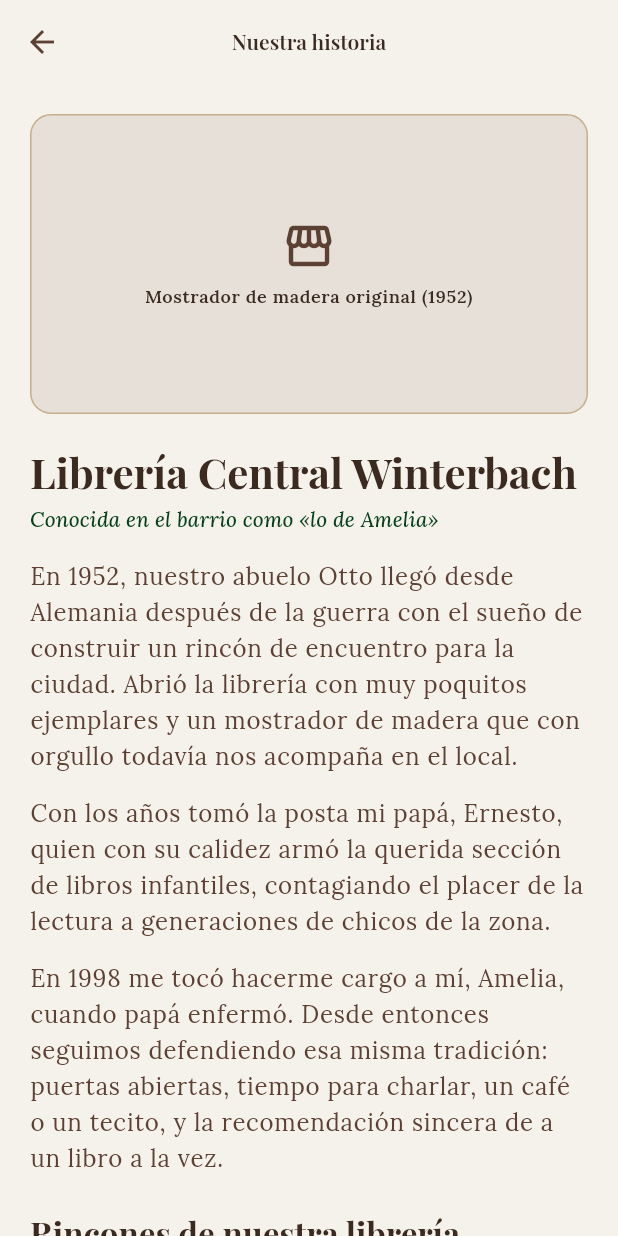
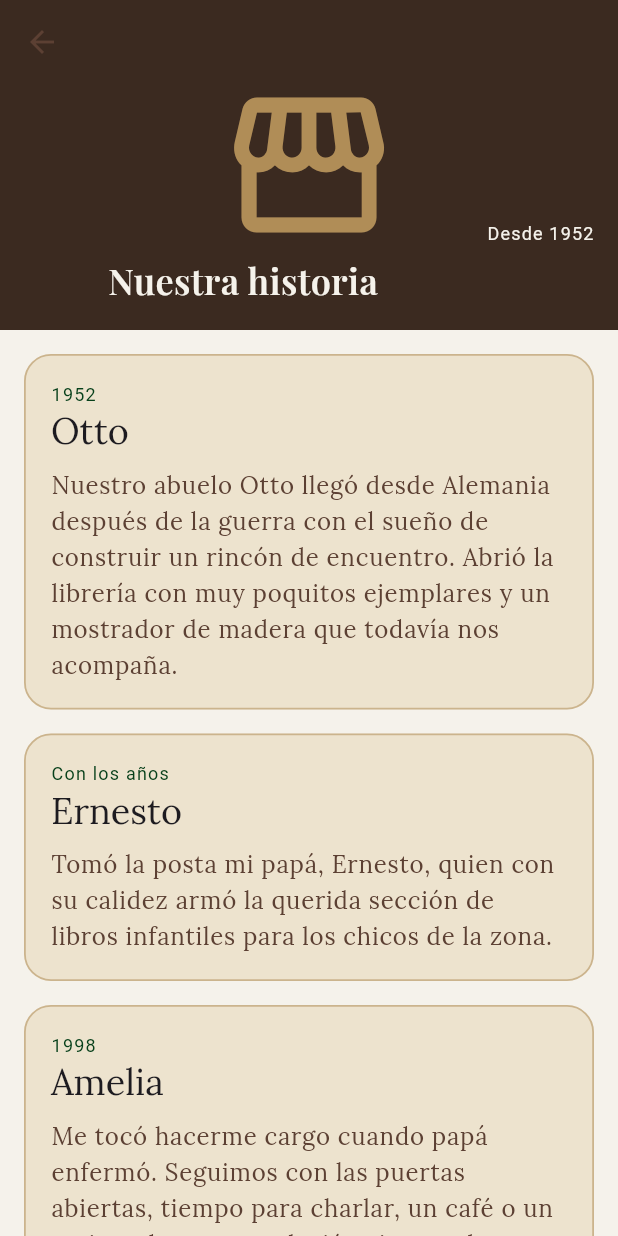
Before and after one commit to LucianoMalancaTorrez/libreria-central, a Flutter app: the MasScreen screen opened directly, after a tap on "Nuestra historia", on a phone screen of 412 x 824 dp. Run offline on Flutter 3.47's test engine with Material 3 defaults, Android fonts, the phone set to English and light mode, and no system bars; our stand-ins replace cloud_firestore, connectivity_plus, firebase_auth, firebase_core, flutter_local_notifications, google_fonts and 3 more; missing offline and left inert: workmanager; accounts and stored records are empty.

Commit message:
Historia renovada, orden del catálogo, tamaño de letra y documentación
Co-Authored-By: Claude Sonnet 5.5 <noreply@anthropic.com>

```diff
--- a/lib/app/app.dart
+++ b/lib/app/app.dart
@@ -35,10 +35,9 @@ class _LibreriaAppState extends State<LibreriaApp> {
           listenable: _servicios.ajustes,
           builder: (context, _) {
             final media = MediaQuery.of(context);
-            // "Letra grande" agranda el texto sobre lo que ya pida el sistema.
+            // La letra elegida se suma a la que ya pida el sistema.
             final escala =
-                media.textScaler.scale(1) *
-                (_servicios.ajustes.letraGrande ? 1.25 : 1);
+                media.textScaler.scale(1) * _servicios.ajustes.escalaLetra;
             return MediaQuery(
               data: media.copyWith(textScaler: TextScaler.linear(escala)),
               child: child!,
--- a/lib/presentation/ajustes/mas_screen.dart
+++ b/lib/presentation/ajustes/mas_screen.dart
@@ -1,11 +1,12 @@
 /// Resto de las secciones y las preferencias de accesibilidad.
 library;
 
-import 'package:libreria/presentation/admin/admin_screen.dart';
 import 'package:flutter/material.dart';
 import 'package:libreria/app/dependencias.dart';
 import 'package:libreria/core/widgets/responsive_center.dart';
+import 'package:libreria/presentation/admin/admin_screen.dart';
 import 'package:libreria/presentation/ajustes/privacidad_screen.dart';
+import 'package:libreria/presentation/ajustes/widgets/control_letra.dart';
 import 'package:libreria/presentation/escuelas/escuelas_screen.dart';
 import 'package:libreria/presentation/eventos/eventos_screen.dart';
 import 'package:libreria/presentation/historia/historia_screen.dart';
@@ -17,7 +18,6 @@ class MasScreen extends StatelessWidget {
   @override
   Widget build(BuildContext context) {
     final servicios = Dependencias.of(context);
-    final ajustes = servicios.ajustes;
     final secciones = <(IconData, String, Widget)>[
       (Icons.event, 'Club de lectura', const EventosScreen()),
       (Icons.school_outlined, 'Convenios con escuelas', const EscuelasScreen()),
@@ -36,15 +36,7 @@ class MasScreen extends StatelessWidget {
       body: ResponsiveCenter(
         child: ListView(
           children: [
-            ListenableBuilder(
-              listenable: ajustes,
-              builder: (context, _) => SwitchListTile(
-                secondary: const Icon(Icons.format_size),
-                title: const Text('Letra grande'),
-                value: ajustes.letraGrande,
-                onChanged: ajustes.cambiarLetraGrande,
-              ),
-            ),
+            ControlLetra(ajustes: servicios.ajustes),
             const Divider(),
             for (final (icono, titulo, pantalla) in secciones)
               ListTile(
--- a/lib/presentation/ajustes/privacidad_screen.dart
+++ b/lib/presentation/ajustes/privacidad_screen.dart
@@ -15,7 +15,7 @@ class PrivacidadScreen extends StatelessWidget {
     ),
     (
       'Qué se guarda en tu dispositivo',
-      'Tu lista de libros, la opción de letra grande y si querés avisos. '
+      'Tu lista de libros, el tamaño de letra y si querés avisos. '
           'Podés borrar la lista cuando quieras.',
     ),
     (
--- a/lib/presentation/ajustes/viewmodels/ajustes_view_model.dart
+++ b/lib/presentation/ajustes/viewmodels/ajustes_view_model.dart
@@ -2,28 +2,41 @@ import 'package:flutter/foundation.dart';
 import 'package:libreria/core/services/avisos.dart';
 import 'package:libreria/domain/repositories/preferencias_repository.dart';
 
-/// Preferencias de la persona: letra grande y avisos del club de lectura.
+/// Preferencias de la persona: tamaño de letra y avisos del club de lectura.
 class AjustesViewModel extends ChangeNotifier {
   AjustesViewModel(this._preferencias, this._avisos);
 
+  static const _escalas = [1.0, 1.2, 1.4];
+
   final PreferenciasRepository _preferencias;
   final ServicioAvisos _avisos;
-  bool _letraGrande = false;
+  int _tamanoLetra = 0;
   bool _avisosClub = false;
 
-  bool get letraGrande => _letraGrande;
+  /// 0 normal, 1 grande, 2 muy grande.
+  int get tamanoLetra => _tamanoLetra;
+  double get escalaLetra => _escalas[_tamanoLetra];
   bool get avisosClub => _avisosClub;
 
   Future<void> cargar() async {
-    _letraGrande = await _preferencias.leerBool('letra_grande');
+    // Se guarda como dos marcas para reutilizar el repositorio de booleanos.
+    final grande = await _preferencias.leerBool('letra_grande');
+    final muyGrande = await _preferencias.leerBool('letra_muy_grande');
+    _tamanoLetra = muyGrande
+        ? 2
+        : grande
+        ? 1
+        : 0;
     _avisosClub = await _preferencias.leerBool('avisos_club');
     notifyListeners();
   }
 
-  Future<void> cambiarLetraGrande(bool valor) async {
-    _letraGrande = valor;
+  Future<void> cambiarTamanoLetra(int tamano) async {
+    if (tamano == _tamanoLetra) return;
+    _tamanoLetra = tamano;
     notifyListeners();
-    await _preferencias.guardarBool('letra_grande', valor);
+    await _preferencias.guardarBool('letra_grande', tamano == 1);
+    await _preferencias.guardarBool('letra_muy_grande', tamano == 2);
   }
 
   /// Pide el permiso solo cuando la persona activa los avisos.
--- /dev/null
+++ b/lib/presentation/ajustes/widgets/control_letra.dart
@@ -0,0 +1,32 @@
+import 'package:flutter/material.dart';
+import 'package:libreria/presentation/ajustes/viewmodels/ajustes_view_model.dart';
+
+/// Tamaño de letra de toda la app.
+class ControlLetra extends StatelessWidget {
+  const ControlLetra({super.key, required this.ajustes});
+
+  final AjustesViewModel ajustes;
+
+  static const _nombres = ['Normal', 'Grande', 'Muy grande'];
+
+  @override
+  Widget build(BuildContext context) {
+    return ListenableBuilder(
+      listenable: ajustes,
+      builder: (context, _) {
+        final nombre = _nombres[ajustes.tamanoLetra];
+        return ListTile(
+          leading: const Icon(Icons.format_size),
+          title: Text('Tamaño de letra: $nombre'),
+          subtitle: Slider(
+            value: ajustes.tamanoLetra.toDouble(),
+            max: 2,
+            divisions: 2,
+            label: nombre,
+            onChanged: (v) => ajustes.cambiarTamanoLetra(v.round()),
+          ),
+        );
+      },
+    );
+  }
+}
--- a/lib/presentation/catalogo/catalogo_screen.dart
+++ b/lib/presentation/catalogo/catalogo_screen.dart
@@ -9,6 +9,7 @@ import 'package:libreria/core/widgets/vista_estado.dart';
 import 'package:libreria/presentation/catalogo/viewmodels/catalogo_view_model.dart';
 import 'package:libreria/presentation/catalogo/widgets/carrusel_destacados.dart';
 import 'package:libreria/presentation/catalogo/widgets/filtros_catalogo.dart';
+import 'package:libreria/presentation/catalogo/widgets/menu_orden.dart';
 import 'package:libreria/presentation/catalogo/widgets/resultados_catalogo.dart';
 
 class CatalogoScreen extends StatefulWidget {
@@ -32,7 +33,10 @@ class _CatalogoScreenState extends State<CatalogoScreen> {
   @override
   Widget build(BuildContext context) {
     return Scaffold(
-      appBar: AppBar(title: const Text('Catálogo')),
+      appBar: AppBar(
+        title: const Text('Catálogo'),
+        actions: [MenuOrden(viewModel: _viewModel)],
+      ),
       body: ResponsiveCenter(
         maxWidth: 900,
         child: Column(
--- a/lib/presentation/historia/historia_screen.dart
+++ b/lib/presentation/historia/historia_screen.dart
@@ -1,83 +1,66 @@
 /// Historia real de la librería, según los recuerdos de Amelia Winterbach:
-/// - Otto Winterbach (abuelo): abrió en 1952 con pocos libros y el mostrador de madera.
-/// - Ernesto Winterbach (padre): armó la sección de libros infantiles.
-/// - Amelia Winterbach: a cargo desde 1998 cuidando el espíritu del barrio.
+/// Otto abrió en 1952, Ernesto armó la sección infantil y Amelia está a cargo
+/// desde 1998.
 library;
 
 import 'package:flutter/material.dart';
 import 'package:libreria/core/theme/app_theme.dart';
 import 'package:libreria/core/widgets/responsive_center.dart';
+import 'package:libreria/presentation/historia/widgets/encabezado_historia.dart';
+import 'package:libreria/presentation/historia/widgets/etapa_historia.dart';
 import 'package:libreria/presentation/historia/widgets/foto_placeholder.dart';
 
 class HistoriaScreen extends StatelessWidget {
   const HistoriaScreen({super.key});
 
+  static const _etapas = <(String, String, String)>[
+    (
+      '1952',
+      'Otto',
+      'Nuestro abuelo Otto llegó desde Alemania después de la guerra con el '
+          'sueño de construir un rincón de encuentro. Abrió la librería con muy '
+          'poquitos ejemplares y un mostrador de madera que todavía nos '
+          'acompaña.',
+    ),
+    (
+      'Con los años',
+      'Ernesto',
+      'Tomó la posta mi papá, Ernesto, quien con su calidez armó la querida '
+          'sección de libros infantiles para los chicos de la zona.',
+    ),
+    (
+      '1998',
+      'Amelia',
+      'Me tocó hacerme cargo cuando papá enfermó. Seguimos con las puertas '
+          'abiertas, tiempo para charlar, un café o un tecito y la '
+          'recomendación sincera de a un libro a la vez.',
+    ),
+  ];
+
   @override
   Widget build(BuildContext context) {
-    final textTheme = Theme.of(context).textTheme;
-
     return Scaffold(
-      appBar: AppBar(title: const Text('Nuestra historia')),
       body: ResponsiveCenter(
-        child: ListView(
-          padding: const EdgeInsets.all(20),
-          children: [
-            const FotoPlaceholder(
-              alto: 200,
-              icono: Icons.storefront,
-              etiqueta: 'Mostrador de madera original (1952)',
+        // Slivers: el encabezado se achica a medida que se baja.
+        child: CustomScrollView(
+          slivers: [
+            const EncabezadoHistoria(),
+            SliverList.builder(
+              itemCount: _etapas.length,
+              itemBuilder: (context, i) {
+                final (anio, nombre, texto) = _etapas[i];
+                return EtapaHistoria(anio: anio, nombre: nombre, texto: texto);
+              },
             ),
-            const SizedBox(height: 20),
-            Text(
-              'Librería Central Winterbach',
-              style: textTheme.headlineMedium?.copyWith(
-                fontWeight: FontWeight.bold,
-                color: AppColors.leatherDeep,
-              ),
-            ),
-            const SizedBox(height: 4),
-            Text(
-              'Conocida en el barrio como «lo de Amelia»',
-              style: textTheme.titleSmall?.copyWith(
-                color: AppColors.bottleGreenDark,
-                fontStyle: FontStyle.italic,
-              ),
-            ),
-            const SizedBox(height: 16),
-            Text(
-              'En 1952, nuestro abuelo Otto llegó desde Alemania después de la guerra '
-              'con el sueño de construir un rincón de encuentro para la ciudad. Abrió la '
-              'librería con muy poquitos ejemplares y un mostrador de madera que con orgullo '
-              'todavía nos acompaña en el local.',
-              style: textTheme.bodyLarge,
-            ),
-            const SizedBox(height: 14),
-            Text(
-              'Con los años tomó la posta mi papá, Ernesto, quien con su calidez armó '
-              'la querida sección de libros infantiles, contagiando el placer de la lectura '
-              'a generaciones de chicos de la zona.',
-              style: textTheme.bodyLarge,
-            ),
-            const SizedBox(height: 14),
-            Text(
-              'En 1998 me tocó hacerme cargo a mí, Amelia, cuando papá enfermó. '
-              'Desde entonces seguimos defendiendo esa misma tradición: puertas abiertas, '
-              'tiempo para charlar, un café o un tecito, y la recomendación sincera de a un libro a la vez.',
-              style: textTheme.bodyLarge,
-            ),
-            const SizedBox(height: 24),
-            Text(
-              'Rincones de nuestra librería',
-              style: textTheme.titleLarge?.copyWith(
-                fontWeight: FontWeight.bold,
-              ),
-            ),
-            const SizedBox(height: 12),
-            const Row(
+            const SliverPadding(
+              padding: EdgeInsets.all(20),
+              sliver: SliverToBoxAdapter(
+                // PENDIENTE: reemplazar por las fotos reales del local.
+                child: Row(
                   children: [
                     Expanded(
                       child: FotoPlaceholder(
-                    alto: 130,
+                        alto: 140,
                         icono: Icons.person_outline,
                         etiqueta: 'Foto histórica: Don Otto',
                       ),
@@ -85,18 +68,23 @@ class HistoriaScreen extends StatelessWidget {
                     SizedBox(width: 12),
                     Expanded(
                       child: FotoPlaceholder(
-                    alto: 130,
+                        alto: 140,
                         icono: Icons.menu_book,
                         etiqueta: 'Rincón de literatura infantil',
                       ),
                     ),
                   ],
                 ),
-            const SizedBox(height: 16),
-            Center(
+              ),
+            ),
+            SliverToBoxAdapter(
+              child: Padding(
+                padding: const EdgeInsets.only(bottom: 24),
                 child: Text(
                   'Belgrano 742 (al lado de la farmacia) · Mendoza',
+                  textAlign: TextAlign.center,
                   style: AppTheme.stampLabel(color: AppColors.leather),
+                ),
               ),
             ),
           ],
--- /dev/null
+++ b/lib/presentation/historia/widgets/encabezado_historia.dart
@@ -0,0 +1,39 @@
+import 'package:flutter/material.dart';
+import 'package:libreria/core/theme/app_theme.dart';
+
+/// Barra que se contrae, con elementos superpuestos mediante un Stack.
+class EncabezadoHistoria extends StatelessWidget {
+  const EncabezadoHistoria({super.key});
+
+  @override
+  Widget build(BuildContext context) {
+    return SliverAppBar(
+      expandedHeight: 220,
+      pinned: true,
+      backgroundColor: AppColors.leatherDeep,
+      foregroundColor: AppColors.parchment,
+      flexibleSpace: FlexibleSpaceBar(
+        title: Text(
+          'Nuestra historia',
+          style: Theme.of(context).textTheme.titleMedium
+              ?.copyWith(color: AppColors.parchment),
+        ),
+        background: Stack(
+          fit: StackFit.expand,
+          children: [
+            const ColoredBox(color: AppColors.leatherDeep),
+            const Icon(Icons.storefront, size: 120, color: AppColors.brass),
+            Positioned(
+              right: 16,
+              bottom: 56,
+              child: Text(
+                'Desde 1952',
+                style: AppTheme.stampLabel(color: AppColors.parchment),
+              ),
+            ),
+          ],
+        ),
+      ),
+    );
+  }
+}
--- /dev/null
+++ b/lib/presentation/historia/widgets/etapa_historia.dart
@@ -0,0 +1,51 @@
+import 'package:flutter/material.dart';
+import 'package:libreria/core/theme/app_theme.dart';
+
+/// Una generación de la familia; aparece con una animación suave.
+class EtapaHistoria extends StatelessWidget {
+  const EtapaHistoria({
+    super.key,
+    required this.anio,
+    required this.nombre,
+    required this.texto,
+  });
+
+  final String anio;
+  final String nombre;
+  final String texto;
+
+  @override
+  Widget build(BuildContext context) {
+    final textTheme = Theme.of(context).textTheme;
+    return TweenAnimationBuilder<double>(
+      tween: Tween(begin: 0, end: 1),
+      duration: const Duration(milliseconds: 500),
+      curve: Curves.easeOut,
+      builder: (context, valor, child) => Opacity(
+        opacity: valor,
+        child: Transform.translate(
+          offset: Offset(0, 24 * (1 - valor)),
+          child: child,
+        ),
+      ),
+      child: Card(
+        margin: const EdgeInsets.fromLTRB(16, 16, 16, 0),
+        child: Padding(
+          padding: const EdgeInsets.all(18),
+          child: Column(
+            crossAxisAlignment: CrossAxisAlignment.start,
+            children: [
+              Text(
+                anio,
+                style: AppTheme.stampLabel(color: AppColors.bottleGreenDark),
+              ),
+              Text(nombre, style: textTheme.headlineSmall),
+              const SizedBox(height: 8),
+              Text(texto, style: textTheme.bodyLarge),
+            ],
+          ),
+        ),
+      ),
+    );
+  }
+}
```
Also changed, not shown: lib/presentation/catalogo/viewmodels/catalogo_view_model.dart (+25 -4 lines), lib/presentation/catalogo/widgets/hoja_consulta.dart (+9 -1 lines), lib/presentation/catalogo/widgets/menu_orden.dart (added, +39 -0 lines), 5 other files. Lines whose indentation alone changed are shown as unchanged.
